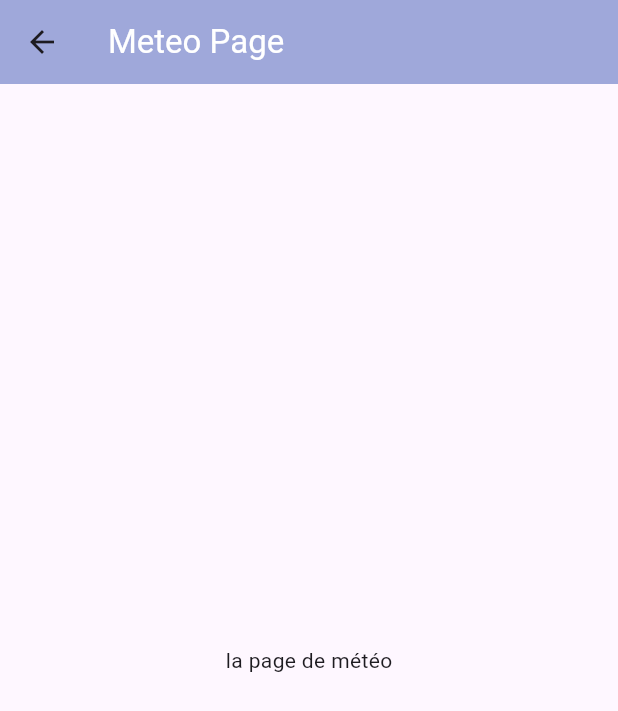
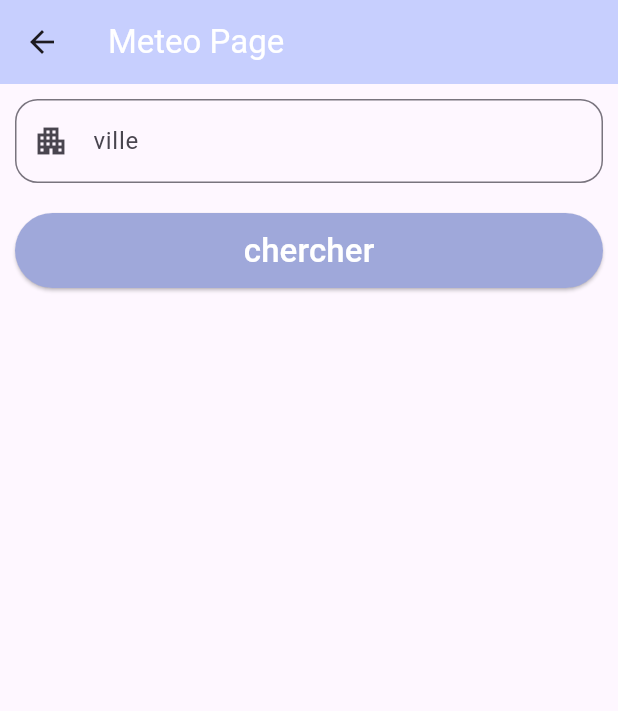
Before and after one commit to AbirAloulou/Voyage_mobile, a Flutter app: the MeteoPage screen opened by its route, on a phone screen of 412 x 824 dp. Shown: the top 711 px of the screen. Run offline on Flutter 3.47's test engine with Material 3 defaults, Android fonts, the phone set to English and light mode, and no system bars; our stand-ins replace google_fonts, shared_preferences; accounts and stored records are empty; network calls fail.

Commit message:
meteo details

```diff
--- a/lib/pages/home.page.dart
+++ b/lib/pages/home.page.dart
@@ -14,7 +14,7 @@ class HomePage extends StatelessWidget {
             'Home Page',
             style: TextStyle(color: Colors.white),
           ),
-          backgroundColor: Colors.indigo[200],
+          backgroundColor: Color.fromARGB(255, 199, 207, 254),
         ),
         body: Center(
           child: Wrap(
--- a/lib/pages/meteo.page.dart
+++ b/lib/pages/meteo.page.dart
@@ -1,7 +1,11 @@
 import 'package:flutter/material.dart';
 
+import 'meteo-details.page.dart';
+
 class MeteoPage extends StatelessWidget {
-  const MeteoPage({super.key});
+  TextEditingController txt_ville = new TextEditingController();
+
+  MeteoPage({super.key});
 
   @override
   Widget build(BuildContext context) {
@@ -11,11 +15,45 @@ class MeteoPage extends StatelessWidget {
           'Meteo Page',
           style: TextStyle(color: Colors.white),
         ),
-        backgroundColor: Colors.indigo[200],
+        backgroundColor: Color.fromARGB(255, 199, 207, 254),
       ),
-      body: Center(
-        child: Text('la page de météo'),
+      body: Column(
+        children: [
+          Container(
+            padding: EdgeInsets.all(10),
+            child: TextFormField(
+              controller: txt_ville,
+              decoration: InputDecoration(
+                  prefixIcon: Icon(Icons.apartment),
+                  hintText: "ville",
+                  border: OutlineInputBorder(
+                      borderRadius: BorderRadius.circular(15),
+                      borderSide: BorderSide(width: 1))),
+            ),
+          ),
+          Container(
+            padding: const EdgeInsets.all(10),
+            child: ElevatedButton(
+                style: ElevatedButton.styleFrom(
+                    minimumSize: Size.fromHeight(50),
+                    backgroundColor: Colors.indigo[200]),
+                onPressed: () {
+                  _onGetMeteoDetails(context, txt_ville.text);
+                },
+                child: Text(
+                  'chercher',
+                  style: TextStyle(fontSize: 22, color: Colors.white),
+                )),
+          ),
+        ],
       ),
     );
   }
+
+  void _onGetMeteoDetails(BuildContext context, String ville) {
+    String v = txt_ville.text;
+    Navigator.push(
+        context, MaterialPageRoute(builder: (context) => MeteoDetailsPage(v)));
+    txt_ville.text = "";
+  }
 }
--- a/pubspec.yaml
+++ b/pubspec.yaml
@@ -35,6 +35,10 @@ dependencies:
   # The following adds the Cupertino Icons font to your application.
   # Use with the CupertinoIcons class for iOS style icons.
   cupertino_icons: ^1.0.2
+  http: ^1.2.0
+  intl: ^0.19.0
+  google_fonts: 6.1.0
+  fancy_gradient_card: ^0.0.4
 
 dev_dependencies:
   flutter_test:
```
Also changed, not shown: lib/pages/meteo-details.page.dart (added, +120 -0 lines), images/clear.png (added), images/clouds.png (added), images/rain.png (added), images/snow.png (added), pubspec.lock, 1 other file.
